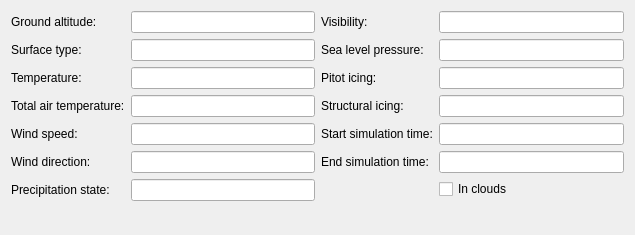
The window that src/UserInterface/src/Widget/FlightConditionWidget.ui (till213/SkyDolly) describes before a commit, drawn with Qt 5.
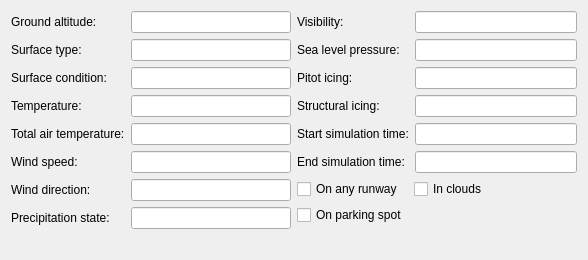
The same window after the commit.

```diff
--- a/src/UserInterface/src/Widget/FlightConditionWidget.ui
+++ b/src/UserInterface/src/Widget/FlightConditionWidget.ui
@@ -6,16 +6,16 @@
    <rect>
     <x>0</x>
     <y>0</y>
-    <width>635</width>
-    <height>235</height>
+    <width>588</width>
+    <height>260</height>
    </rect>
   </property>
   <property name="windowTitle">
    <string>Form</string>
   </property>
-  <layout class="QGridLayout" name="gridLayout">
-   <item row="0" column="0">
-    <layout class="QFormLayout" name="formLayout">
+  <layout class="QHBoxLayout" name="horizontalLayout">
+   <item>
+    <layout class="QFormLayout" name="formLayout_3">
      <item row="0" column="0">
       <widget class="QLabel" name="label_14">
        <property name="text">
@@ -60,13 +60,36 @@
       </widget>
      </item>
      <item row="2" column="0">
+      <widget class="QLabel" name="label_10">
+       <property name="text">
+        <string>Surface condition:</string>
+       </property>
+      </widget>
+     </item>
+     <item row="2" column="1">
+      <widget class="QLineEdit" name="surfaceConditionLineEdit">
+       <property name="minimumSize">
+        <size>
+         <width>160</width>
+         <height>0</height>
+        </size>
+       </property>
+       <property name="text">
+        <string/>
+       </property>
+       <property name="readOnly">
+        <bool>true</bool>
+       </property>
+      </widget>
+     </item>
+     <item row="3" column="0">
       <widget class="QLabel" name="label_15">
        <property name="text">
         <string>Temperature:</string>
        </property>
       </widget>
      </item>
-     <item row="2" column="1">
+     <item row="3" column="1">
       <widget class="QLineEdit" name="temperatureLineEdit">
        <property name="minimumSize">
         <size>
@@ -79,14 +102,14 @@
        </property>
       </widget>
      </item>
-     <item row="3" column="0">
+     <item row="4" column="0">
       <widget class="QLabel" name="label_16">
        <property name="text">
         <string>Total air temperature:</string>
        </property>
       </widget>
      </item>
-     <item row="3" column="1">
+     <item row="4" column="1">
       <widget class="QLineEdit" name="totalAirTemperatureLineEdit">
        <property name="minimumSize">
         <size>
@@ -99,14 +122,14 @@
        </property>
       </widget>
      </item>
-     <item row="4" column="0">
+     <item row="5" column="0">
       <widget class="QLabel" name="label_17">
        <property name="text">
         <string>Wind speed:</string>
        </property>
       </widget>
      </item>
-     <item row="4" column="1">
+     <item row="5" column="1">
       <widget class="QLineEdit" name="windSpeedLineEdit">
        <property name="minimumSize">
         <size>
@@ -119,14 +142,14 @@
        </property>
       </widget>
      </item>
-     <item row="5" column="0">
+     <item row="6" column="0">
       <widget class="QLabel" name="label_18">
        <property name="text">
         <string>Wind direction:</string>
        </property>
       </widget>
      </item>
-     <item row="5" column="1">
+     <item row="6" column="1">
       <widget class="QLineEdit" name="windDirectionLineEdit">
        <property name="minimumSize">
         <size>
@@ -139,14 +162,14 @@
        </property>
       </widget>
      </item>
-     <item row="6" column="0">
+     <item row="7" column="0">
       <widget class="QLabel" name="label_19">
        <property name="text">
         <string>Precipitation state:</string>
        </property>
       </widget>
      </item>
-     <item row="6" column="1">
+     <item row="7" column="1">
       <widget class="QLineEdit" name="precipitationStateLineEdit">
        <property name="minimumSize">
         <size>
@@ -161,42 +184,29 @@
      </item>
     </layout>
    </item>
-   <item row="0" column="1">
+   <item>
+    <layout class="QVBoxLayout" name="verticalLayout">
+     <item>
     <layout class="QFormLayout" name="formLayout_2">
-     <item row="6" column="1">
-      <widget class="QCheckBox" name="inCloudsCheckBox">
-       <property name="enabled">
-        <bool>true</bool>
-       </property>
-       <property name="mouseTracking">
-        <bool>false</bool>
-       </property>
-       <property name="focusPolicy">
-        <enum>Qt::NoFocus</enum>
-       </property>
+       <item row="0" column="0">
+        <widget class="QLabel" name="label_21">
        <property name="text">
-        <string>In clouds</string>
-       </property>
-       <property name="checkable">
-        <bool>true</bool>
-       </property>
-       <property name="checked">
-        <bool>false</bool>
+          <string>Visibility:</string>
        </property>
       </widget>
      </item>
-     <item row="7" column="1">
-      <spacer name="verticalSpacer">
-       <property name="orientation">
-        <enum>Qt::Vertical</enum>
-       </property>
-       <property name="sizeHint" stdset="0">
+       <item row="0" column="1">
+        <widget class="QLineEdit" name="visibilityLineEdit">
+         <property name="minimumSize">
         <size>
-         <width>20</width>
-         <height>40</height>
-        </size>
-       </property>
-      </spacer>
+           <width>160</width>
+           <height>0</height>
+          </size>
+         </property>
+         <property name="readOnly">
+          <bool>true</bool>
+         </property>
+        </widget>
      </item>
      <item row="1" column="0">
       <widget class="QLabel" name="label_22">
@@ -298,25 +308,90 @@
        </property>
       </widget>
      </item>
+      </layout>
+     </item>
+     <item>
+      <layout class="QFormLayout" name="formLayout">
      <item row="0" column="0">
-      <widget class="QLabel" name="label_21">
+        <widget class="QCheckBox" name="onAnyRunwayCheckBox">
+         <property name="enabled">
+          <bool>true</bool>
+         </property>
+         <property name="mouseTracking">
+          <bool>false</bool>
+         </property>
+         <property name="focusPolicy">
+          <enum>Qt::NoFocus</enum>
+         </property>
        <property name="text">
-        <string>Visibility:</string>
+          <string>On any runway</string>
+         </property>
+         <property name="checkable">
+          <bool>true</bool>
+         </property>
+         <property name="checked">
+          <bool>false</bool>
        </property>
       </widget>
      </item>
      <item row="0" column="1">
-      <widget class="QLineEdit" name="visibilityLineEdit">
-       <property name="minimumSize">
+        <widget class="QCheckBox" name="inCloudsCheckBox">
+         <property name="enabled">
+          <bool>true</bool>
+         </property>
+         <property name="mouseTracking">
+          <bool>false</bool>
+         </property>
+         <property name="focusPolicy">
+          <enum>Qt::NoFocus</enum>
+         </property>
+         <property name="text">
+          <string>In clouds</string>
+         </property>
+         <property name="checkable">
+          <bool>true</bool>
+         </property>
+         <property name="checked">
+          <bool>false</bool>
+         </property>
+        </widget>
+       </item>
+       <item row="1" column="0">
+        <widget class="QCheckBox" name="onParkingSpotCheckBox">
+         <property name="enabled">
+          <bool>true</bool>
+         </property>
+         <property name="mouseTracking">
+          <bool>false</bool>
+         </property>
+         <property name="focusPolicy">
+          <enum>Qt::NoFocus</enum>
+         </property>
+         <property name="text">
+          <string>On parking spot</string>
+         </property>
+         <property name="checkable">
+          <bool>true</bool>
+         </property>
+         <property name="checked">
+          <bool>false</bool>
+         </property>
+        </widget>
+       </item>
+       <item row="2" column="0">
+        <spacer name="verticalSpacer">
+         <property name="orientation">
+          <enum>Qt::Vertical</enum>
+         </property>
+         <property name="sizeHint" stdset="0">
         <size>
-         <width>160</width>
-         <height>0</height>
-        </size>
-       </property>
-       <property name="readOnly">
-        <bool>true</bool>
-       </property>
-      </widget>
+           <width>20</width>
+           <height>40</height>
+          </size>
+         </property>
+        </spacer>
+       </item>
+      </layout>
      </item>
     </layout>
    </item>
```
Left out of the diff: 26 changed lines with no effect on the pictures. Lines whose indentation alone changed are shown as unchanged.
